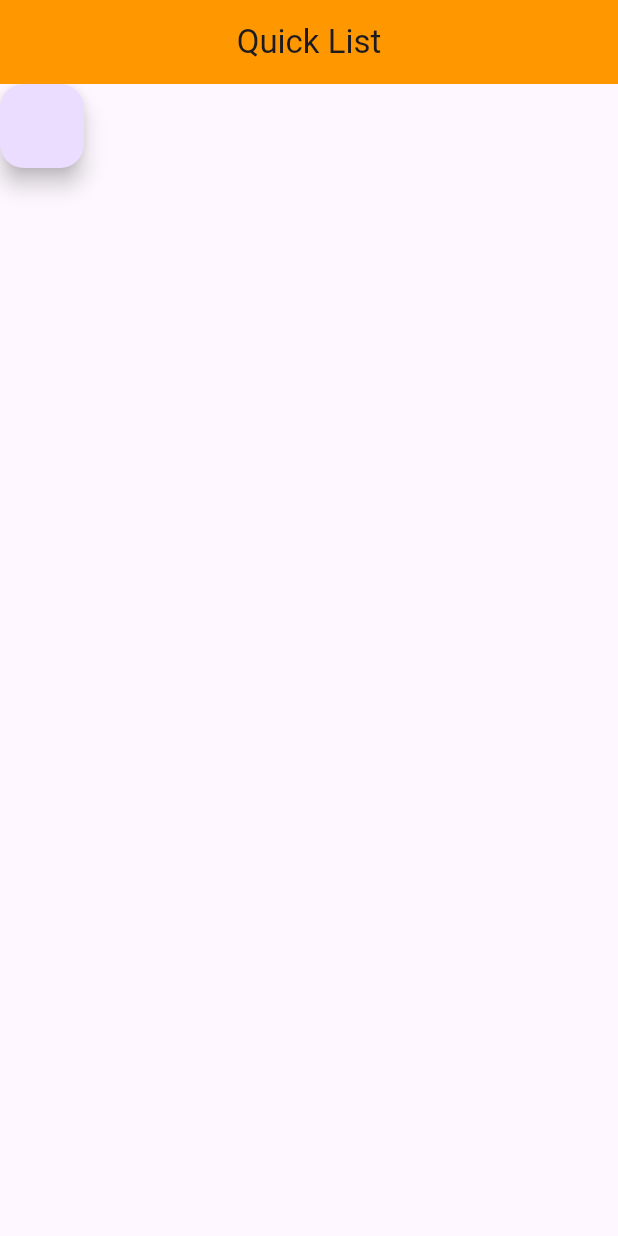
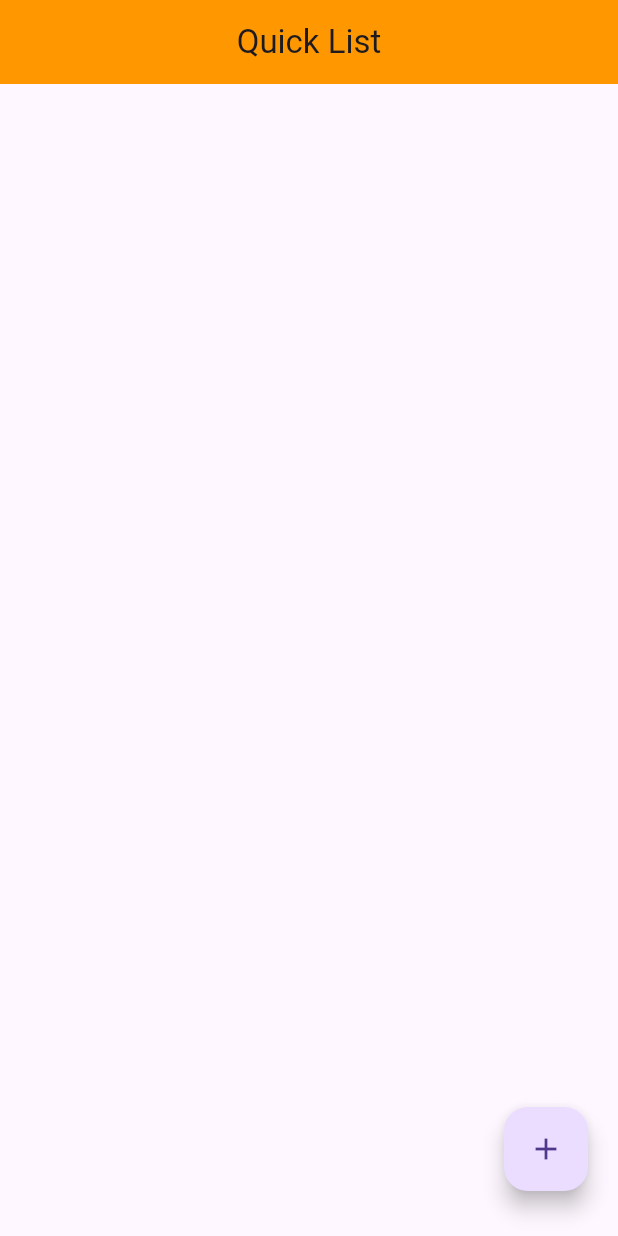
Before and after one commit to omar-albarakeh/QuickList, a Flutter app: the screen it shows after launch, on a phone screen of 412 x 824 dp. Run offline on Flutter 3.47's test engine with Material 3 defaults, Android fonts, the phone set to English and light mode, and no system bars.

Commit message:
floatting button updated

```diff
--- a/lib/HomeScreen.dart
+++ b/lib/HomeScreen.dart
@@ -13,13 +13,20 @@ class _HomeScreenState extends State<HomeScreen> {
     return Scaffold(
       appBar: AppBar(
         centerTitle: true,
-        title: Text("Quick List"),
+        title: const Text("Quick List"),
         backgroundColor: Colors.orange,
       ),
-      body: Positioned(
-        child: FloatingActionButton(
-          onPressed: () {},
-        ),
+      body: Stack(
+        children: [
+          Positioned(
+            bottom: 30,
+            right: 20,
+            child: FloatingActionButton(
+              onPressed: () {},
+              child: const Icon(Icons.add),
+            ),
+          ),
+        ],
       ),
     );
   }
```
